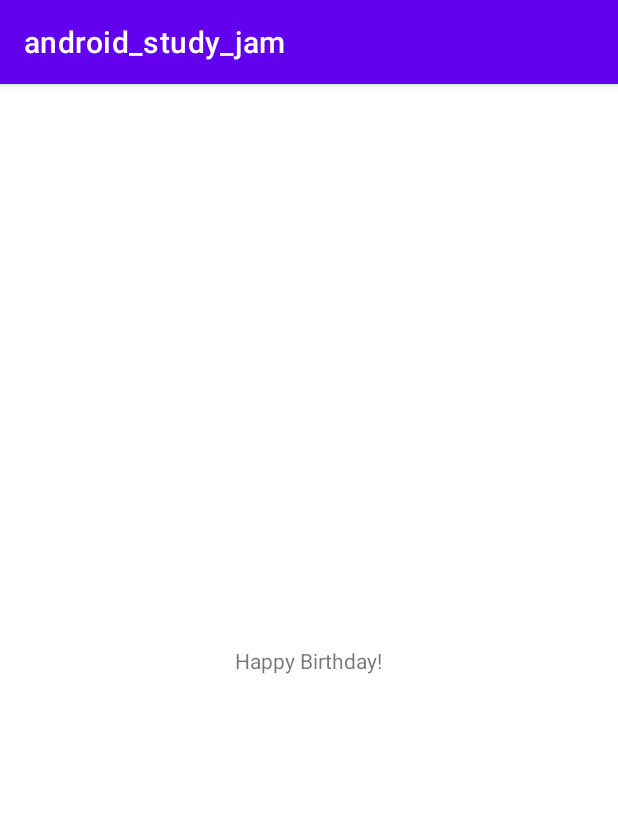
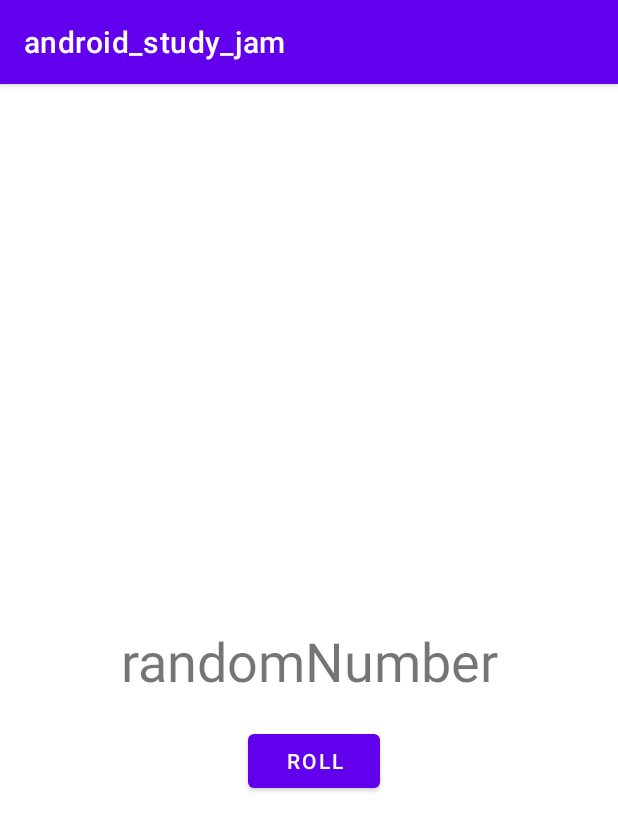
Before and after one commit to anthonyy41/android-study-jam-pratice, an Android app: the screen it shows after launch (MainActivity), on a phone screen of 412 x 824 dp. Shown: the top 831 px of the screen. Run offline under Robolectric (Android 15) with nearby library versions, the phone set to English and light mode, and no system bars.

Commit message:
update
add roll with random number test

```diff
--- a/android_study_jam/app/src/main/res/layout/activity_main.xml
+++ b/android_study_jam/app/src/main/res/layout/activity_main.xml
@@ -7,12 +7,28 @@
     tools:context=".MainActivity">
 
     <TextView
+        android:id="@+id/textView"
         android:layout_width="wrap_content"
         android:layout_height="wrap_content"
-        android:text="Happy Birthday!"
+        android:text="@string/randomNumber"
+        android:textSize="36sp"
         app:layout_constraintBottom_toBottomOf="parent"
         app:layout_constraintLeft_toLeftOf="parent"
         app:layout_constraintRight_toRightOf="parent"
-        app:layout_constraintTop_toTopOf="parent" />
+        app:layout_constraintTop_toTopOf="parent"
+        tools:text="1" />
+
+    <Button
+        android:id="@+id/button"
+        android:layout_width="wrap_content"
+        android:layout_height="wrap_content"
+        android:layout_marginTop="31dp"
+        android:text="@string/roll"
+        app:layout_constraintBottom_toBottomOf="parent"
+        app:layout_constraintEnd_toEndOf="parent"
+        app:layout_constraintHorizontal_bias="0.511"
+        app:layout_constraintStart_toStartOf="parent"
+        app:layout_constraintTop_toTopOf="parent"
+        app:layout_constraintVertical_bias="0.575" />
 
 </androidx.constraintlayout.widget.ConstraintLayout>
--- a/android_study_jam/app/src/main/res/values/strings.xml
+++ b/android_study_jam/app/src/main/res/values/strings.xml
@@ -1,3 +1,5 @@
 <resources>
     <string name="app_name">android_study_jam</string>
+    <string name="roll">Roll</string>
+    <string name="randomNumber">randomNumber</string>
 </resources>
```
Also changed, not shown: android_study_jam/app/src/main/java/com/example/android_study_jam/MainActivity.kt (+28 -0 lines), android_study_jam/gradle.properties (+8 -12 lines).
